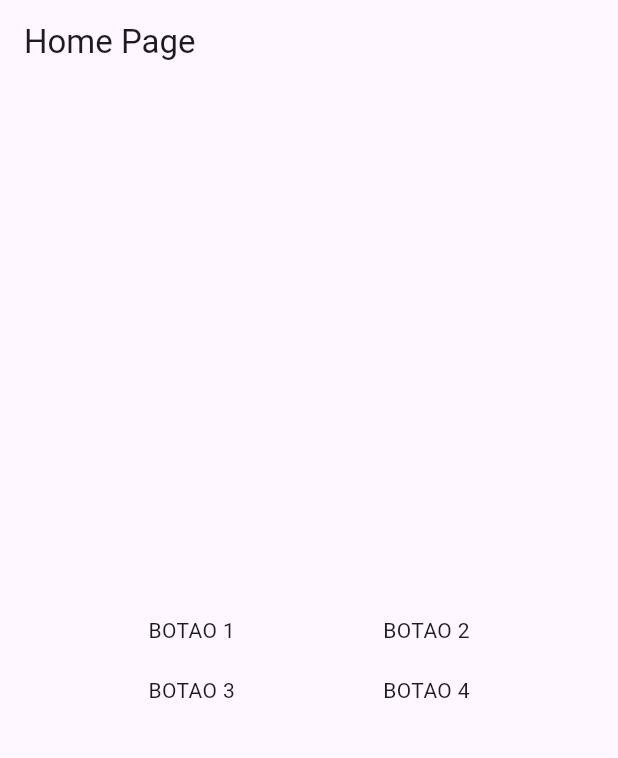
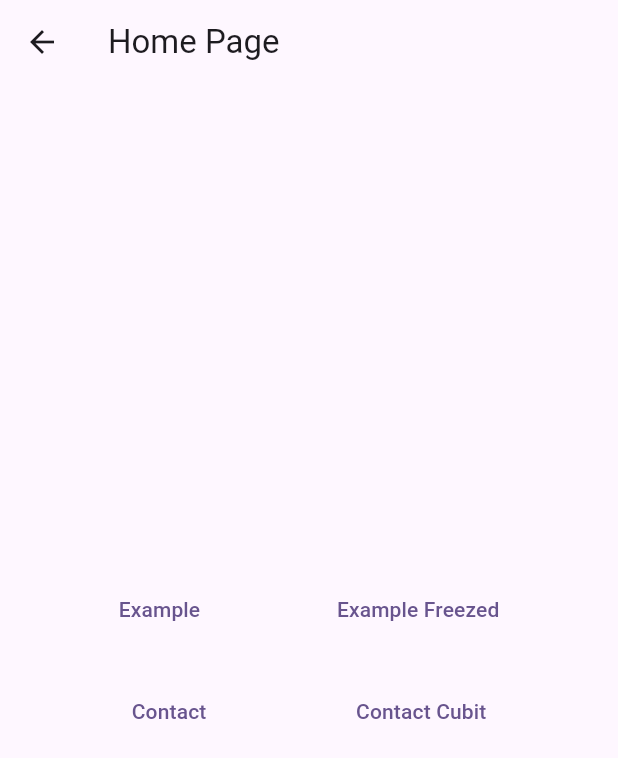
Before and after one commit to itajacy/contact_bloc, a Flutter app: the screen it shows after launch, on a phone screen of 412 x 824 dp. Shown: the top 758 px of the screen. Run offline on Flutter 3.47's test engine with Material 3 defaults, Android fonts, the phone set to English and light mode, and no system bars; our stand-ins replace bloc, flutter_bloc.

Commit message:
Parte do Bloc Example feita, antes de carregar os nomes na tela

```diff
--- a/lib/features/bloc_example/bloc/example_bloc.dart
+++ b/lib/features/bloc_example/bloc/example_bloc.dart
@@ -1,9 +1,30 @@
+import 'dart:async';
+
 import 'package:flutter/foundation.dart';
 import 'package:flutter_bloc/flutter_bloc.dart';
+import 'package:bloc/bloc.dart';
 
 part 'example_event.dart';
 part 'example_state.dart';
 
 class ExampleBloc extends Bloc<ExampleEvent, ExampleState> {
-  ExampleBloc() : super(ExampleStateInitial());
+  ExampleBloc() : super(ExampleStateInitial()) {
+    //!mapeando o evento
+    on<ExampleFindNameEvent>(_findNames);
+  }
+
+  FutureOr<void> _findNames(
+    ExampleFindNameEvent event,
+    Emitter<ExampleState> emit,
+  ) async {
+    final names = [
+      'Rodrigo',
+      'Academia',
+      'Flutter',
+      'Dart',
+      'Flutter Bloc',
+    ];
+
+    emit(ExampleStateData(names: names));
+  }
 }
--- a/lib/features/bloc_example/bloc/example_event.dart
+++ b/lib/features/bloc_example/bloc/example_event.dart
@@ -1,3 +1,5 @@
+part of 'example_bloc.dart';
+
 abstract class ExampleEvent {}
 
 class ExampleFindNameEvent extends ExampleEvent {}
--- a/lib/features/bloc_example/bloc/example_state.dart
+++ b/lib/features/bloc_example/bloc/example_state.dart
@@ -1,5 +1,6 @@
 // ignore_for_file: public_member_api_docs, sort_constructors_first
-import 'package:flutter/foundation.dart';
+
+part of 'example_bloc.dart';
 
 @immutable
 abstract class ExampleState {}
@@ -7,8 +8,8 @@ abstract class ExampleState {}
 class ExampleStateInitial extends ExampleState {}
 
 class ExampleStateData extends ExampleState {
-  final List<String> name;
+  final List<String> names;
   ExampleStateData({
-    required this.name,
+    required this.names,
   });
 }
--- a/lib/home/home_page.dart
+++ b/lib/home/home_page.dart
@@ -9,22 +9,65 @@ class HomePage extends StatelessWidget {
       appBar: AppBar(
         title: const Text('Home Page'),
       ),
-      body: Column(
+      body:
+          // SingleChildScrollView(
+          //   child: Padding(
+          //     padding: EdgeInsets.all(8.0),
+          //     child: Wrap(
+          //       children: [
+          //         _ButtonCard(
+          //           onTap: () {
+          //             Navigator.of(context).pushNamed('/bloc/example');
+          //           },
+          //           label: 'Example',
+          //         ),
+          //         _ButtonCard(
+          //           onTap: () {
+          //             Navigator.of(context).pushNamed('/bloc/example/freezed');
+          //           },
+          //           label: 'Example',
+          //         ),
+          //       ],
+          //     ),
+          //   ),
+          // ),
+
+          Column(
         mainAxisAlignment: MainAxisAlignment.center,
         children: [
           Row(
             mainAxisAlignment: MainAxisAlignment.spaceEvenly,
             children: [
-              Text("BOTAO 1"),
-              Text("BOTAO 2"),
+              TextButton(
+                onPressed: () {
+                  Navigator.of(context).pushNamed('/bloc/example');
+                },
+                child: const Text('Example'),
+              ),
+              TextButton(
+                onPressed: () {
+                  Navigator.of(context).pushNamed('***********');
+                },
+                child: const Text('Example Freezed'),
+              ),
             ],
           ),
           SizedBox(height: 20),
           Row(
             mainAxisAlignment: MainAxisAlignment.spaceEvenly,
             children: [
-              Text("BOTAO 3"),
-              Text("BOTAO 4"),
+              TextButton(
+                onPressed: () {
+                  Navigator.of(context).pushNamed('************');
+                },
+                child: const Text('Contact'),
+              ),
+              TextButton(
+                onPressed: () {
+                  Navigator.of(context).pushNamed('************');
+                },
+                child: const Text('Contact Cubit'),
+              ),
             ],
           ),
         ],
--- a/lib/main.dart
+++ b/lib/main.dart
@@ -1,4 +1,7 @@
+import 'package:contact_bloc/features/bloc_example/bloc/example_bloc.dart';
+import 'package:contact_bloc/features/bloc_example/bloc_example.dart';
 import 'package:flutter/material.dart';
+import 'package:flutter_bloc/flutter_bloc.dart';
 
 import 'home/home_page.dart';
 
@@ -11,11 +14,19 @@ class MyApp extends StatelessWidget {
   @override
   Widget build(BuildContext context) {
     return MaterialApp(
+      initialRoute: '/home',
       title: 'Flutter Demo',
       theme: ThemeData(
         colorScheme: ColorScheme.fromSeed(seedColor: Colors.deepPurple),
         useMaterial3: true,
       ),
+      routes: {
+        '/home': (_) => HomePage(),
+        '/bloc/example': (_) => BlocProvider(
+              create: (_) => ExampleBloc(),
+              child: const BlocExample(),
+            ),
+      },
       home: const HomePage(),
     );
   }
```
Also changed, not shown: lib/features/bloc_example/bloc_example.dart (+18 -1 lines).
